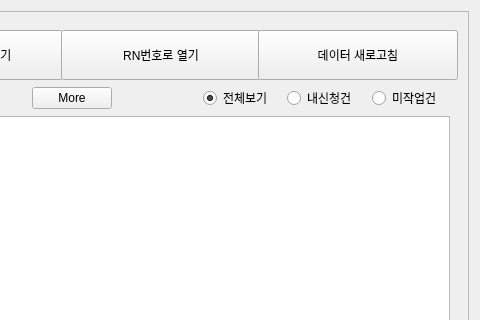
Glen-Lee-glitch/new_viewer, file ui/pdf_load_area.ui: the form before one commit; both pictures show x 167 to 647 and y 0 to 320 of the 647 by 722 pixel window.
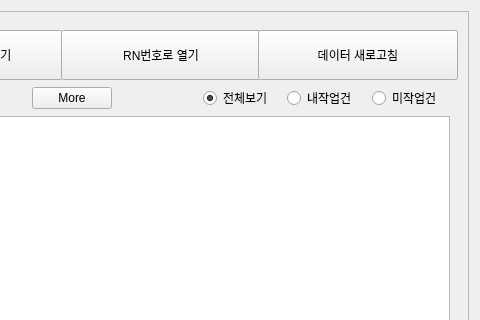
The form after the commit.

Commit message: feat: ev 신청완료 이메일 로직 구현

What changed in the file:
```diff
--- a/ui/pdf_load_area.ui
+++ b/ui/pdf_load_area.ui
@@ -215,7 +215,7 @@
               <item>
                <widget class="QRadioButton" name="radioButton_my_rows">
                 <property name="text">
-                 <string>내신청건</string>
+                 <string>내작업건</string>
                 </property>
                </widget>
               </item>
```
The commit also changes 2 other files.
